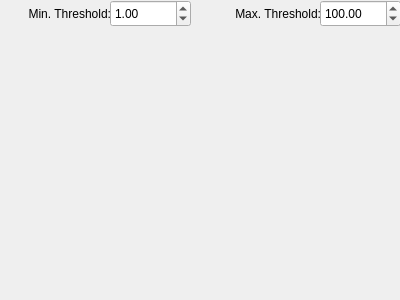
Before: the Qt Designer form src/canny.ui in buzzcz/ZVI, drawn with Qt 5.
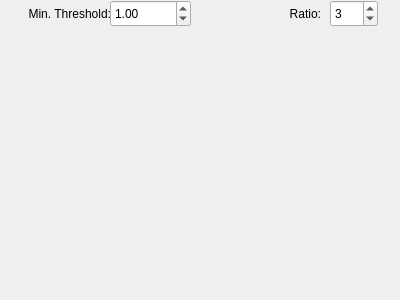
After: the same form once the commit is applied.

Commit message: Most promising version of Canny

Diff of the .ui file:
```diff
--- a/src/canny.ui
+++ b/src/canny.ui
@@ -75,32 +75,29 @@
      </rect>
     </property>
     <property name="text">
-     <string>Max. Threshold:</string>
+     <string>Ratio:</string>
     </property>
     <property name="alignment">
      <set>Qt::AlignBottom|Qt::AlignRight|Qt::AlignTrailing</set>
     </property>
    </widget>
-   <widget class="QDoubleSpinBox" name="MaxSpinBox">
+   <widget class="QSpinBox" name="RatioSpinBox">
     <property name="geometry">
      <rect>
-      <x>320</x>
+      <x>330</x>
       <y>0</y>
-      <width>81</width>
+      <width>48</width>
       <height>27</height>
      </rect>
     </property>
     <property name="minimum">
-     <double>0.010000000000000</double>
+     <number>1</number>
     </property>
     <property name="maximum">
-     <double>255.000000000000000</double>
-    </property>
-    <property name="singleStep">
-     <double>0.010000000000000</double>
+     <number>10</number>
     </property>
     <property name="value">
-     <double>100.000000000000000</double>
+     <number>3</number>
     </property>
    </widget>
   </widget>
```
The commit also changes 3 other files.
